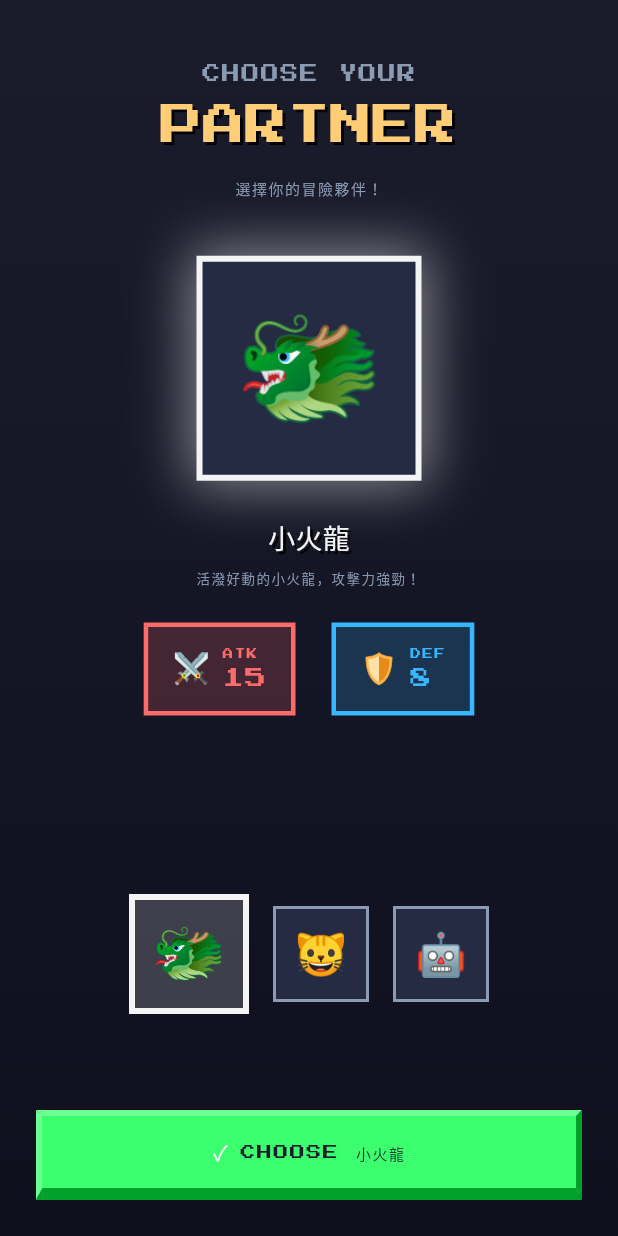
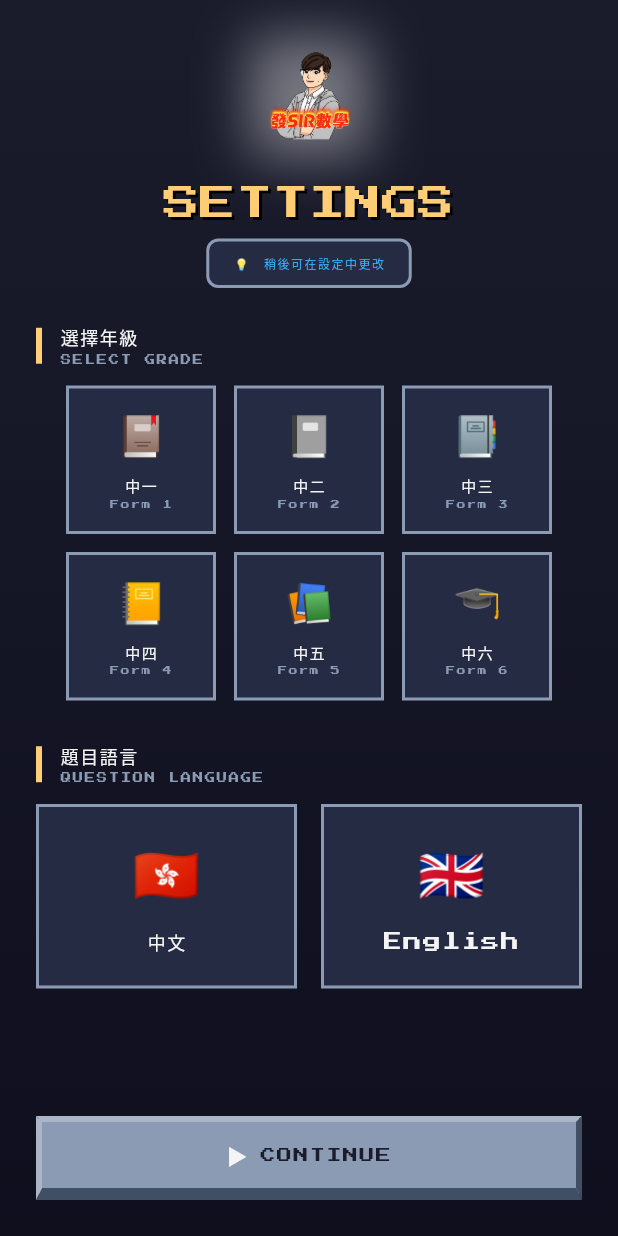
Before and after one commit to pcfat/math-quest, a Flutter app: the screen it shows after launch, on a phone screen of 412 x 824 dp. Run offline on Flutter 3.47's test engine with Material 3 defaults, Android fonts, the phone set to English and light mode, and no system bars; our stand-ins replace shared_preferences.

Commit message:
🎓 Add grade & language selection on first launch
- Show grade selection (Form 1-6 only)
- Add language selection (中文 / English)
- Hint: can change later in settings
- White glow on logo, larger subtitle text

```diff
--- a/lib/data/game_state.dart
+++ b/lib/data/game_state.dart
@@ -32,6 +32,9 @@ class GameState extends ChangeNotifier {
   String _avatarEmoji = '😊';
   int _level = 1;
   int _experience = 0;
+  String _userGrade = '';  // 用戶年級
+  String _questionLanguage = 'zh';  // 題目語言 (zh/en)
+  bool _hasChosenGrade = false;
 
   // Phase 4: 寵物系統
   Pet? _activePet;
@@ -58,6 +61,9 @@ class GameState extends ChangeNotifier {
   int get experience => _experience;
   int get experienceForNextLevel => level * 100;
   double get levelProgress => experience / experienceForNextLevel;
+  String get userGrade => _userGrade;
+  String get questionLanguage => _questionLanguage;
+  bool get hasChosenGrade => _hasChosenGrade;
 
   // 寵物 Getters
   Pet? get activePet => _activePet;
@@ -92,6 +98,21 @@ class GameState extends ChangeNotifier {
     _activePet = pet;
     _ownedPetIds.add(pet.id);
     _hasChosenStarterPet = true;
+    _saveProgress();
+    notifyListeners();
+  }
+
+  // 設置用戶年級
+  void setUserGrade(String grade) {
+    _userGrade = grade;
+    _hasChosenGrade = true;
+    _saveProgress();
+    notifyListeners();
+  }
+
+  // 設置題目語言
+  void setQuestionLanguage(String language) {
+    _questionLanguage = language;
     _saveProgress();
     notifyListeners();
   }
@@ -229,6 +250,11 @@ class GameState extends ChangeNotifier {
     _level = prefs.getInt('level') ?? 1;
     _experience = prefs.getInt('experience') ?? 0;
 
+    // 載入年級數據
+    _hasChosenGrade = prefs.getBool('hasChosenGrade') ?? false;
+    _userGrade = prefs.getString('userGrade') ?? '';
+    _questionLanguage = prefs.getString('questionLanguage') ?? 'zh';
+
     // 載入寵物數據
     _hasChosenStarterPet = prefs.getBool('hasChosenStarterPet') ?? false;
     _ownedPetIds = prefs.getStringList('ownedPets') ?? [];
@@ -273,6 +299,11 @@ class GameState extends ChangeNotifier {
     prefs.setString('avatar', _avatarEmoji);
     prefs.setInt('level', _level);
     prefs.setInt('experience', _experience);
+
+    // 儲存年級數據
+    prefs.setBool('hasChosenGrade', _hasChosenGrade);
+    prefs.setString('userGrade', _userGrade);
+    prefs.setString('questionLanguage', _questionLanguage);
 
     // 儲存寵物數據
     prefs.setBool('hasChosenStarterPet', _hasChosenStarterPet);
--- a/lib/main.dart
+++ b/lib/main.dart
@@ -3,6 +3,7 @@ import 'package:flutter/services.dart';
 import 'package:provider/provider.dart';
 import 'data/game_state.dart';
 import 'screens/home_screen.dart';
+import 'screens/grade_selection_screen.dart';
 import 'screens/pet_selection_screen.dart';
 import 'theme/pixel_theme.dart';
 
@@ -65,7 +66,12 @@ class AppRouter extends StatelessWidget {
   Widget build(BuildContext context) {
     final gameState = context.watch<GameState>();
 
-    // 如果未選擇初始寵物，顯示選擇頁面
+    // 首先檢查是否已選擇年級
+    if (!gameState.hasChosenGrade) {
+      return const GradeSelectionScreen();
+    }
+
+    // 然後檢查是否已選擇寵物
     if (!gameState.hasChosenStarterPet) {
       return const PetSelectionScreen();
     }
--- /dev/null
+++ b/lib/screens/grade_selection_screen.dart
@@ -0,0 +1,267 @@
+import 'package:flutter/material.dart';
+import 'package:provider/provider.dart';
+import '../data/game_state.dart';
+import '../theme/pixel_theme.dart';
+import 'pet_selection_screen.dart';
+
+class GradeSelectionScreen extends StatefulWidget {
+  const GradeSelectionScreen({super.key});
+
+  @override
+  State<GradeSelectionScreen> createState() => _GradeSelectionScreenState();
+}
+
+class _GradeSelectionScreenState extends State<GradeSelectionScreen> {
+  String? _selectedGrade;
+  String? _selectedLanguage;
+
+  final List<Map<String, dynamic>> _grades = [
+    {'id': 's1', 'name': '中一', 'nameEn': 'Form 1', 'icon': '📕'},
+    {'id': 's2', 'name': '中二', 'nameEn': 'Form 2', 'icon': '📓'},
+    {'id': 's3', 'name': '中三', 'nameEn': 'Form 3', 'icon': '📔'},
+    {'id': 's4', 'name': '中四', 'nameEn': 'Form 4', 'icon': '📒'},
+    {'id': 's5', 'name': '中五', 'nameEn': 'Form 5', 'icon': '📚'},
+    {'id': 's6', 'name': '中六', 'nameEn': 'Form 6', 'icon': '🎓'},
+  ];
+
+  final List<Map<String, dynamic>> _languages = [
+    {'id': 'zh', 'name': '中文', 'icon': '🇭🇰'},
+    {'id': 'en', 'name': 'English', 'icon': '🇬🇧'},
+  ];
+
+  bool get _canContinue => _selectedGrade != null && _selectedLanguage != null;
+
+  @override
+  Widget build(BuildContext context) {
+    return Scaffold(
+      body: Container(
+        decoration: const BoxDecoration(gradient: PixelTheme.bgGradient),
+        child: SafeArea(
+          child: Column(
+            children: [
+              const SizedBox(height: 30),
+
+              // Logo
+              Container(
+                width: 70,
+                height: 70,
+                decoration: BoxDecoration(
+                  boxShadow: [
+                    BoxShadow(
+                      color: Colors.white.withOpacity(0.4),
+                      blurRadius: 30,
+                      spreadRadius: 5,
+                    ),
+                  ],
+                ),
+                child: Image.asset(
+                  'assets/logo.png',
+                  fit: BoxFit.contain,
+                  errorBuilder: (_, __, ___) => const Text('📐', style: TextStyle(fontSize: 40)),
+                ),
+              ),
+
+              const SizedBox(height: 20),
+
+              // 標題
+              Text(
+                'SETTINGS',
+                style: PixelTheme.pixelTitle(size: 24, color: PixelTheme.secondary),
+              ),
+
+              const SizedBox(height: 8),
+
+              Container(
+                padding: const EdgeInsets.symmetric(horizontal: 16, vertical: 8),
+                decoration: BoxDecoration(
+                  color: PixelTheme.bgMid,
+                  border: Border.all(color: PixelTheme.textDim, width: 2),
+                  borderRadius: BorderRadius.circular(8),
+                ),
+                child: Text(
+                  '💡 稍後可在設定中更改',
+                  style: PixelTheme.pixelText(size: 8, color: PixelTheme.accent),
+                ),
+              ),
+
+              const SizedBox(height: 24),
+
+              // 選擇內容
+              Expanded(
+                child: SingleChildScrollView(
+                  padding: const EdgeInsets.symmetric(horizontal: 24),
+                  child: Column(
+                    children: [
+                      // 年級選擇
+                      _buildSectionHeader('選擇年級', 'SELECT GRADE'),
+                      const SizedBox(height: 12),
+                      _buildGradeGrid(),
+
+                      const SizedBox(height: 28),
+
+                      // 語言選擇
+                      _buildSectionHeader('題目語言', 'QUESTION LANGUAGE'),
+                      const SizedBox(height: 12),
+                      _buildLanguageSelection(),
+
+                      const SizedBox(height: 24),
+                    ],
+                  ),
+                ),
+              ),
+
+              // 確認按鈕
+              Padding(
+                padding: const EdgeInsets.all(24),
+                child: PixelButton(
+                  text: 'CONTINUE',
+                  emoji: '▶',
+                  color: _canContinue ? PixelTheme.primary : PixelTheme.textDim,
+                  height: 56,
+                  fontSize: 10,
+                  onPressed: _canContinue ? () => _confirmSelection(context) : null,
+                ),
+              ),
+            ],
+          ),
+        ),
+      ),
+    );
+  }
+
+  Widget _buildSectionHeader(String title, String subtitle) {
+    return Row(
+      children: [
+        Container(
+          width: 4,
+          height: 24,
+          color: PixelTheme.secondary,
+        ),
+        const SizedBox(width: 12),
+        Column(
+          crossAxisAlignment: CrossAxisAlignment.start,
+          children: [
+            Text(title, style: PixelTheme.pixelText(size: 12, color: PixelTheme.textLight)),
+            Text(subtitle, style: PixelTheme.pixelText(size: 7, color: PixelTheme.textDim)),
+          ],
+        ),
+      ],
+    );
+  }
+
+  Widget _buildGradeGrid() {
+    return Wrap(
+      spacing: 12,
+      runSpacing: 12,
+      children: _grades.map((grade) => _buildGradeCard(grade)).toList(),
+    );
+  }
+
+  Widget _buildGradeCard(Map<String, dynamic> grade) {
+    final isSelected = _selectedGrade == grade['id'];
+
+    return GestureDetector(
+      onTap: () => setState(() => _selectedGrade = grade['id']),
+      child: AnimatedContainer(
+        duration: const Duration(milliseconds: 200),
+        width: 100,
+        padding: const EdgeInsets.symmetric(vertical: 14),
+        decoration: BoxDecoration(
+          color: isSelected
+              ? PixelTheme.primary.withOpacity(0.2)
+              : PixelTheme.bgMid,
+          border: Border.all(
+            color: isSelected ? PixelTheme.primary : PixelTheme.textDim,
+            width: isSelected ? 4 : 2,
+          ),
+          boxShadow: isSelected ? [
+            BoxShadow(
+              color: PixelTheme.primary.withOpacity(0.3),
+              blurRadius: 10,
+              spreadRadius: 2,
+            ),
+          ] : null,
+        ),
+        child: Column(
+          children: [
+            Text(grade['icon'], style: const TextStyle(fontSize: 26)),
+            const SizedBox(height: 6),
+            Text(
+              grade['name'],
+              style: PixelTheme.pixelText(
+                size: 10,
+                color: isSelected ? PixelTheme.primary : PixelTheme.textLight,
+              ),
+            ),
+            Text(
+              grade['nameEn'],
+              style: PixelTheme.pixelText(size: 6, color: PixelTheme.textDim),
+            ),
+          ],
+        ),
+      ),
+    );
+  }
+
+  Widget _buildLanguageSelection() {
+    return Row(
+      children: _languages.map((lang) {
+        final isSelected = _selectedLanguage == lang['id'];
+
+        return Expanded(
+          child: GestureDetector(
+            onTap: () => setState(() => _selectedLanguage = lang['id']),
+            child: AnimatedContainer(
+              duration: const Duration(milliseconds: 200),
+              margin: EdgeInsets.only(
+                left: lang['id'] == 'en' ? 8 : 0,
+                right: lang['id'] == 'zh' ? 8 : 0,
+              ),
+              padding: const EdgeInsets.symmetric(vertical: 20),
+              decoration: BoxDecoration(
+                color: isSelected
+                    ? PixelTheme.accent.withOpacity(0.2)
+                    : PixelTheme.bgMid,
+                border: Border.all(
+                  color: isSelected ? PixelTheme.accent : PixelTheme.textDim,
+                  width: isSelected ? 4 : 2,
+                ),
+                boxShadow: isSelected ? [
+                  BoxShadow(
+                    color: PixelTheme.accent.withOpacity(0.3),
+                    blurRadius: 10,
+                    spreadRadius: 2,
+                  ),
+                ] : null,
+              ),
+              child: Column(
+                children: [
+                  Text(lang['icon'], style: const TextStyle(fontSize: 36)),
+                  const SizedBox(height: 10),
+                  Text(
+                    lang['name'],
+                    style: PixelTheme.pixelText(
+                      size: 12,
+                      color: isSelected ? PixelTheme.accent : PixelTheme.textLight,
+                    ),
+                  ),
+                ],
+              ),
+            ),
+          ),
+        );
+      }).toList(),
+    );
+  }
+
+  void _confirmSelection(BuildContext context) {
+    final gameState = context.read<GameState>();
+    gameState.setUserGrade(_selectedGrade!);
+    gameState.setQuestionLanguage(_selectedLanguage!);
+
+    Navigator.pushReplacement(
+      context,
+      MaterialPageRoute(builder: (_) => const PetSelectionScreen()),
+    );
+  }
+}
--- a/lib/screens/home_screen.dart
+++ b/lib/screens/home_screen.dart
@@ -220,9 +220,9 @@ class _HomeScreenState extends State<HomeScreen> with TickerProviderStateMixin {
             decoration: BoxDecoration(
               boxShadow: [
                 BoxShadow(
-                  color: PixelTheme.primary.withOpacity(0.5),
-                  blurRadius: 30,
-                  spreadRadius: 5,
+                  color: Colors.white.withOpacity(0.6),
+                  blurRadius: 40,
+                  spreadRadius: 8,
                 ),
               ],
             ),
@@ -259,7 +259,7 @@ class _HomeScreenState extends State<HomeScreen> with TickerProviderStateMixin {
 
           Text(
             '數學大冒險',
-            style: PixelTheme.pixelText(size: 12, color: PixelTheme.secondary),
+            style: PixelTheme.pixelText(size: 18, color: PixelTheme.secondary),
           ),
         ],
       ),
```
